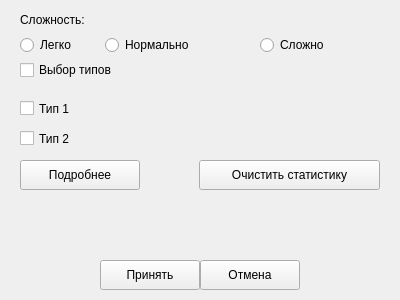
First picture: the form in uis/SettingsWindow.ui, repository DeynekoVladimir55555/School-Project-10, before the edit.
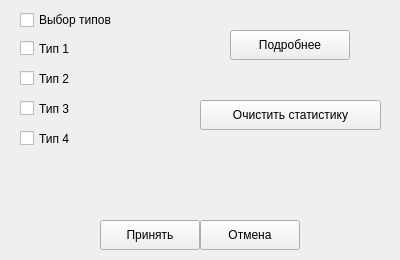
Second picture: the form after the edit.

Diff of the .ui file:
```diff
--- a/uis/SettingsWindow.ui
+++ b/uis/SettingsWindow.ui
@@ -7,69 +7,17 @@
     <x>0</x>
     <y>0</y>
     <width>400</width>
-    <height>300</height>
+    <height>260</height>
    </rect>
   </property>
   <property name="windowTitle">
    <string>Form</string>
   </property>
-  <widget class="QLabel" name="diffecultyLabel">
-   <property name="geometry">
-    <rect>
-     <x>20</x>
-     <y>10</y>
-     <width>110</width>
-     <height>20</height>
-    </rect>
-   </property>
-   <property name="text">
-    <string>Сложность:</string>
-   </property>
-  </widget>
-  <widget class="QRadioButton" name="easyButton">
-   <property name="geometry">
-    <rect>
-     <x>20</x>
-     <y>35</y>
-     <width>80</width>
-     <height>20</height>
-    </rect>
-   </property>
-   <property name="text">
-    <string>Легко</string>
-   </property>
-  </widget>
-  <widget class="QRadioButton" name="normalButton">
-   <property name="geometry">
-    <rect>
-     <x>105</x>
-     <y>35</y>
-     <width>140</width>
-     <height>20</height>
-    </rect>
-   </property>
-   <property name="text">
-    <string>Нормально</string>
-   </property>
-  </widget>
-  <widget class="QRadioButton" name="hardButton">
-   <property name="geometry">
-    <rect>
-     <x>260</x>
-     <y>35</y>
-     <width>110</width>
-     <height>20</height>
-    </rect>
-   </property>
-   <property name="text">
-    <string>Сложно</string>
-   </property>
-  </widget>
   <widget class="QCheckBox" name="typesBox">
    <property name="geometry">
     <rect>
      <x>20</x>
-     <y>60</y>
+     <y>10</y>
      <width>150</width>
      <height>20</height>
     </rect>
@@ -82,7 +30,7 @@
    <property name="geometry">
     <rect>
      <x>20</x>
-     <y>100</y>
+     <y>40</y>
      <width>100</width>
      <height>17</height>
     </rect>
@@ -95,7 +43,7 @@
    <property name="geometry">
     <rect>
      <x>20</x>
-     <y>130</y>
+     <y>70</y>
      <width>100</width>
      <height>17</height>
     </rect>
@@ -108,7 +56,7 @@
    <property name="geometry">
     <rect>
      <x>100</x>
-     <y>260</y>
+     <y>220</y>
      <width>100</width>
      <height>30</height>
     </rect>
@@ -121,7 +69,7 @@
    <property name="geometry">
     <rect>
      <x>200</x>
-     <y>260</y>
+     <y>220</y>
      <width>100</width>
      <height>30</height>
     </rect>
@@ -133,8 +81,8 @@
   <widget class="QPushButton" name="informationButton">
    <property name="geometry">
     <rect>
-     <x>20</x>
-     <y>160</y>
+     <x>230</x>
+     <y>30</y>
      <width>120</width>
      <height>30</height>
     </rect>
@@ -146,8 +94,8 @@
   <widget class="QPushButton" name="clearStatisticsButton">
    <property name="geometry">
     <rect>
-     <x>199</x>
-     <y>160</y>
+     <x>200</x>
+     <y>100</y>
      <width>181</width>
      <height>30</height>
     </rect>
@@ -160,7 +108,7 @@
    <property name="geometry">
     <rect>
      <x>30</x>
-     <y>210</y>
+     <y>170</y>
      <width>300</width>
      <height>30</height>
     </rect>
@@ -169,6 +117,32 @@
     <string/>
    </property>
   </widget>
+  <widget class="QCheckBox" name="type3Box">
+   <property name="geometry">
+    <rect>
+     <x>20</x>
+     <y>100</y>
+     <width>100</width>
+     <height>17</height>
+    </rect>
+   </property>
+   <property name="text">
+    <string>Тип 3</string>
+   </property>
+  </widget>
+  <widget class="QCheckBox" name="type4Box">
+   <property name="geometry">
+    <rect>
+     <x>20</x>
+     <y>130</y>
+     <width>100</width>
+     <height>17</height>
+    </rect>
+   </property>
+   <property name="text">
+    <string>Тип 4</string>
+   </property>
+  </widget>
  </widget>
  <resources/>
  <connections/>
```
